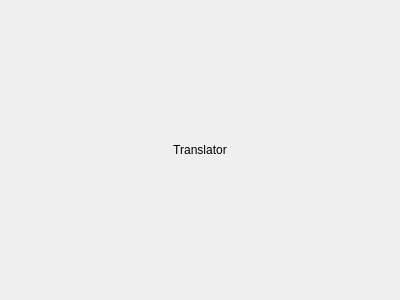
Above: ui/pages/Translator_page.ui from R-Ohm/SETL before the change. Below: the same form after it.
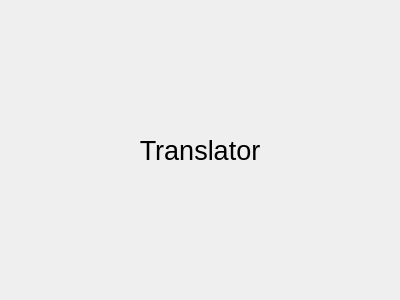
That is the form after the change.

Diff of the .ui file:
```diff
--- a/ui/pages/Translator_page.ui
+++ b/ui/pages/Translator_page.ui
@@ -31,6 +31,11 @@
    </property>
    <item>
     <widget class="QLabel" name="label">
+     <property name="font">
+      <font>
+       <pointsize>20</pointsize>
+      </font>
+     </property>
      <property name="text">
       <string>Translator</string>
      </property>
```
